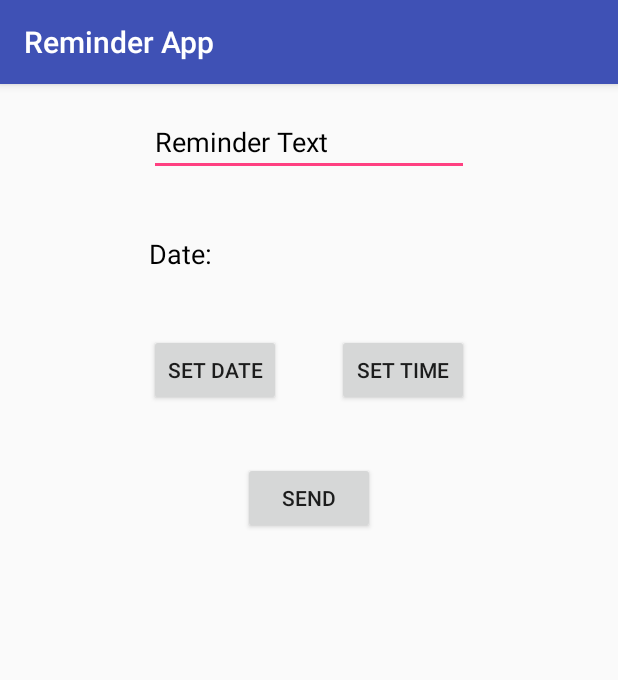
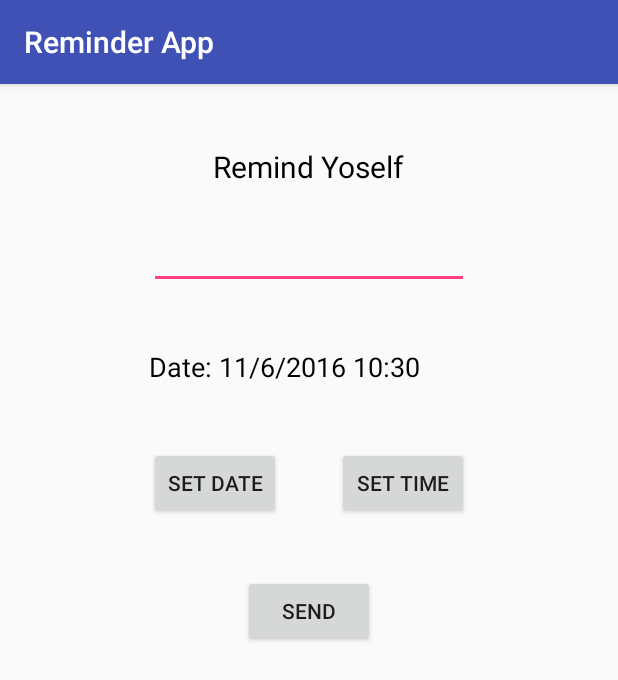
Before and after one commit to mrjohnyhats/ReminderApp, an Android app: the screen it shows after launch (MainActivity), on a phone screen of 412 x 824 dp. Shown: the top 680 px of the screen. Run offline under Robolectric (Android 15) with nearby library versions, the phone set to English and light mode, and no system bars; our stand-ins replace Volley.

Commit message:
service that checks for reminders is now running on a seperate thread

```diff
--- a/app/src/main/java/jinnycorp/reminderapp/MainActivity.java
+++ b/app/src/main/java/jinnycorp/reminderapp/MainActivity.java
@@ -3,8 +3,11 @@ package jinnycorp.reminderapp;
 import android.app.ActivityManager;
 import android.app.DatePickerDialog;
 import android.app.TimePickerDialog;
+import android.content.ComponentName;
 import android.content.Context;
 import android.content.Intent;
+import android.content.ServiceConnection;
+import android.os.IBinder;
 import android.support.v7.app.AppCompatActivity;
 import android.os.Bundle;
 import android.util.Log;
@@ -34,7 +37,6 @@ public class MainActivity extends AppCompatActivity {
     TextView datev;
     EditText rinput;
     int year, month, day, hour, minute;
-    boolean dateset, timeset = false;
     RequestQueue queue;
     String url = "http://76.14.25.135:8000";
     Response.Listener<String> resl = new Response.Listener<String>() {
@@ -55,10 +57,7 @@ public class MainActivity extends AppCompatActivity {
         public void onTimeSet(TimePicker view, int h, int m) {
             hour = h;
             minute = m;
-            timeset = true;
-            if(dateset && timeset) {
-                setDateView();
-            }
+            setDateView();
         }
     };
     DatePickerDialog.OnDateSetListener datel = new DatePickerDialog.OnDateSetListener() {
@@ -67,10 +66,7 @@ public class MainActivity extends AppCompatActivity {
             year = y;
             month = m;
             day = d;
-            dateset = true;
-            if(dateset && timeset) {
-                setDateView();
-            }
+            setDateView();
         }
     };
 
@@ -95,20 +91,36 @@ public class MainActivity extends AppCompatActivity {
 
         queue = Volley.newRequestQueue(this);
 
+        Calendar startT = Calendar.getInstance(TimeZone.getDefault());
+
         tbutton = (Button) findViewById(R.id.tbutton);
         dbutton = (Button) findViewById(R.id.dbutton);
         submit = (Button) findViewById(R.id.submit);
         datev = (TextView) findViewById(R.id.datev);
         rinput = (EditText) findViewById(R.id.rinput);
 
+        year = startT.get(Calendar.YEAR);
+        month = startT.get(Calendar.MONTH);
+        day = startT.get(Calendar.DAY_OF_MONTH);
+        hour = startT.get(Calendar.HOUR_OF_DAY);
+        minute = startT.get(Calendar.MINUTE);
+
+        final ServiceConnection serviceConnection = new ServiceConnection() {
+            @Override
+            public void onServiceConnected(ComponentName componentName, IBinder iBinder) {
+            }
+
+            @Override
+            public void onServiceDisconnected(ComponentName componentName) {
+            }
+        };
+
+        setDateView();
+
         if(!checkerRunning()){
             Thread t = new Thread(){
                 public void run(){
-                    getApplicationContext().bindService(
-                            new Intent(getApplicationContext(), rchecker.class),
-                            serviceConnection,
-                            Context.BIND_AUTO_CREATE
-                    );
+                    bindService(new Intent(MainActivity.this, rchecker.class), serviceConnection, Context.BIND_AUTO_CREATE);
                 }
             };
             t.start();
@@ -118,7 +130,7 @@ public class MainActivity extends AppCompatActivity {
         submit.setOnClickListener(new View.OnClickListener() {
             @Override
             public void onClick(View v) {
-                if(dateset && timeset && rinput.getText().length() > 0){
+                if(rinput.getText().length() > 0){
                     StringRequest r = new StringRequest(Request.Method.POST, url, resl, errresl){
                         protected Map<String, String> getParams() throws com.android.volley.AuthFailureError {
                             Map<String, String> params = new HashMap<String, String>();
--- a/app/src/main/res/layout/activity_main.xml
+++ b/app/src/main/res/layout/activity_main.xml
@@ -53,11 +53,23 @@
         android:layout_width="wrap_content"
         android:layout_height="wrap_content"
         android:inputType="text|textPersonName"
-        android:text="Reminder Text"
         android:ems="10"
         android:id="@+id/rinput"
         android:textColor="#000000"
+        android:layout_marginTop="75dp"
         android:layout_alignParentTop="true"
         android:layout_centerHorizontal="true" />
 
+    <TextView
+        android:text="Remind Yoself"
+        android:layout_width="wrap_content"
+        android:layout_height="wrap_content"
+        android:layout_alignParentTop="true"
+        android:layout_centerHorizontal="true"
+        android:layout_marginTop="25dp"
+        android:id="@+id/textView4"
+        android:textSize="20sp"
+        android:textColorLink="#000000"
+        android:textColor="#000000" />
+
 </RelativeLayout>
```
Also changed, not shown: app/src/main/java/jinnycorp/reminderapp/rchecker.java (+24 -10 lines), app/src/main/ic_launcher-web.png (added), app/src/main/res/mipmap-hdpi/ic_launcher.png, app/src/main/res/mipmap-mdpi/ic_launcher.png, app/src/main/res/mipmap-xhdpi/ic_launcher.png, app/src/main/res/mipmap-xxhdpi/ic_launcher.png, app/src/main/res/mipmap-xxxhdpi/ic_launcher.png.
